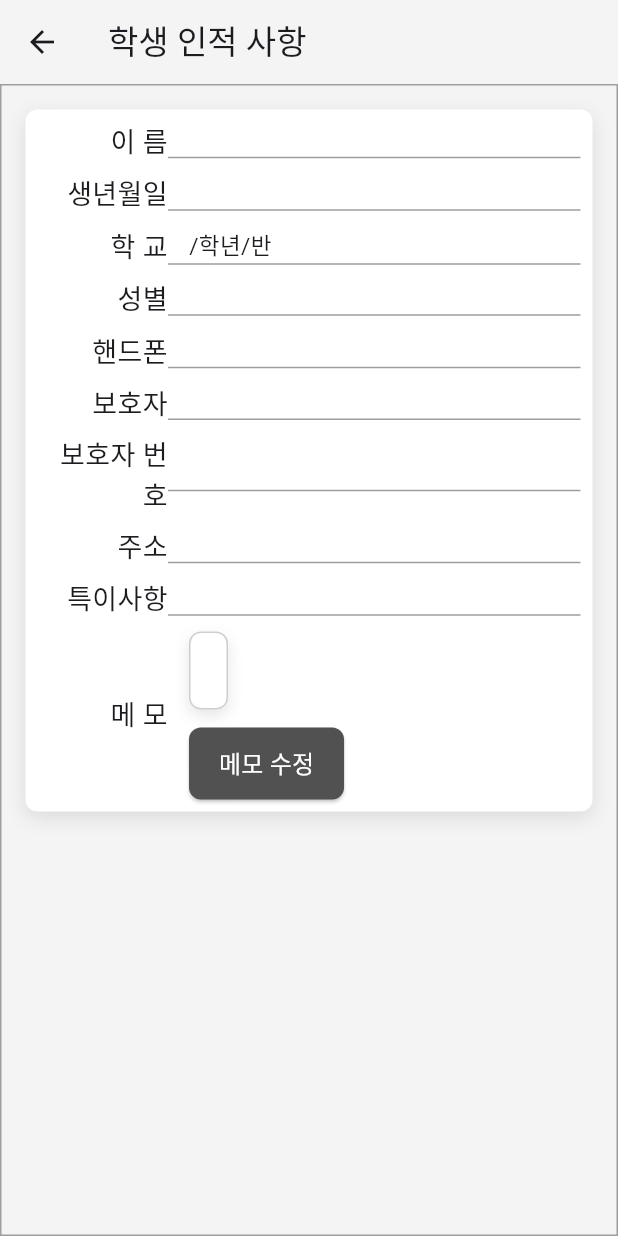
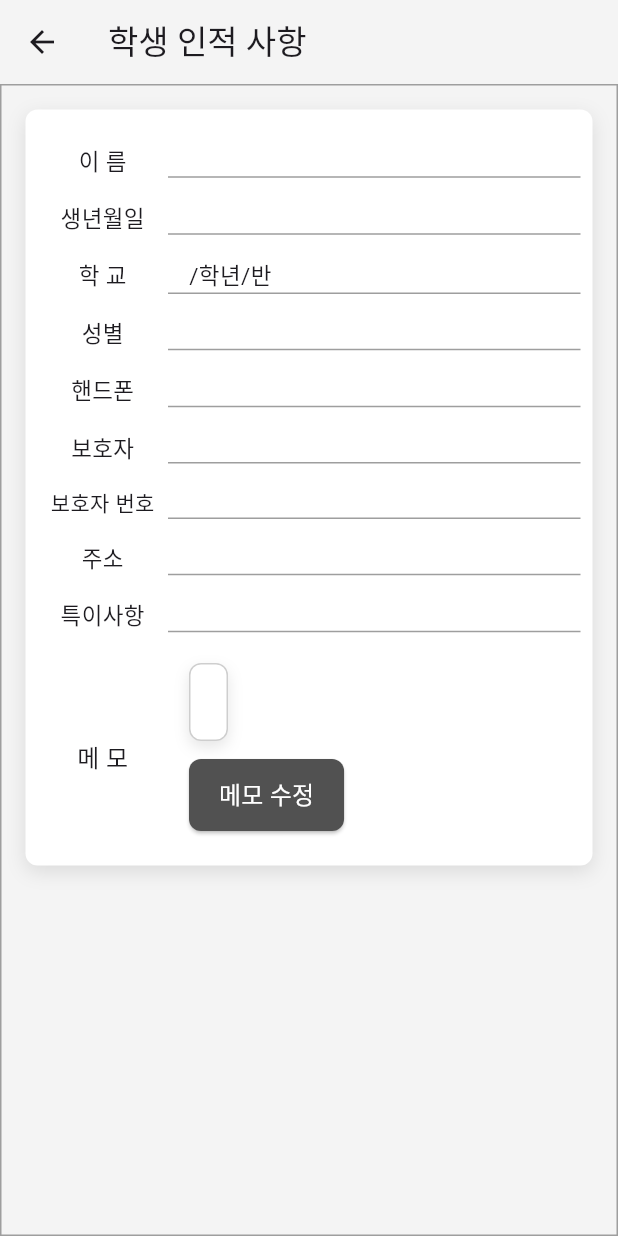
Before and after one commit to public-final-Project-PROJECT/DingDong-Flutter-for-Teacher, a Flutter app: the StudentDetailPage screen opened directly with empty values, on a phone screen of 412 x 824 dp. Run offline on Flutter 3.47's test engine with Material 3 defaults, Android fonts, the phone set to English and light mode, and no system bars; our stand-ins replace dio, file_picker, flutter_calendar_carousel, image_picker, permission_handler, table_calendar; missing offline and left inert: flutter_downloader.

Commit message:
학생 인적 사항 메모 모달 스타일 변경 & 학생 인정 사항 간 간격 확장

```diff
--- a/lib/dialog/student_dialog.dart
+++ b/lib/dialog/student_dialog.dart
@@ -30,6 +30,7 @@ class _StudentDialogState extends State<StudentDialog> {
   Widget build(BuildContext context) {
     return AlertDialog(
       title: Text("메모 수정"),
+      backgroundColor: Color(0xffFFFFFF),
       content: TextField(
         controller: _memoController,
         maxLines: 5,
@@ -46,6 +47,13 @@ class _StudentDialogState extends State<StudentDialog> {
             Navigator.of(context).pop(); // 모달 닫기
           },
           child: Text("취소"),
+          style: ElevatedButton.styleFrom(
+            backgroundColor: Color(0xff515151),  // 버튼 배경색 변경 (어둡게)
+            foregroundColor: Colors.white,  // 버튼 텍스트 색 변경 (흰색)
+            shape: RoundedRectangleBorder(  // 버튼 테두리 조절
+              borderRadius: BorderRadius.circular(8.0),  // 버튼 테두리 둥글기 조절 (네모로)
+            )
+          ),
         ),
         ElevatedButton(
           onPressed: () {
@@ -53,6 +61,13 @@ class _StudentDialogState extends State<StudentDialog> {
             Navigator.of(context).pop(); // 모달 닫기
           },
           child: Text("확인"),
+          style: ElevatedButton.styleFrom(  // '확인' 버튼 스타일 변경
+            backgroundColor: Color(0xff515151), // 버튼 배경색 어둡게 변경
+            foregroundColor: Colors.white,  // 버튼 텍스트 흰색으로 변경
+            shape: RoundedRectangleBorder(  // 버튼 테두리 조절
+              borderRadius: BorderRadius.circular(8.0), // 버튼 테두리 둥글기 조절 (네모로)
+            )
+          ),
         ),
       ],
     );
--- a/lib/screen/studentDetailPage.dart
+++ b/lib/screen/studentDetailPage.dart
@@ -65,11 +65,13 @@ class _StudentDetailPageState extends State<StudentDetailPage> {
               child: Column(
                 crossAxisAlignment: CrossAxisAlignment.start,
                 children: [
+                  SizedBox(height: 15),  // 학생 이름 상단 간격 확장
+                  // 전체적으로 학생 인적 사항 간 간격 확장
                   Row(
                     children: [
                       Container(
                         width: 87, // 텍스트 부분 고정 크기
-                        child: Text("이 름 ", style: TextStyle(fontSize: 18), textAlign: TextAlign.right),
+                        child: Text("이 름 ", style: TextStyle(fontSize: 15), textAlign: TextAlign.center),
                       ),
                       Expanded(
                         child: Container(
@@ -82,12 +84,12 @@ class _StudentDetailPageState extends State<StudentDetailPage> {
                       ),
                     ],
                   ),
-                  SizedBox(height: 8),
+                  SizedBox(height: 15),
                   Row(
                     children: [
                       Container(
                         width: 87,
-                        child: Text("생년월일 ", style: TextStyle(fontSize: 18), textAlign: TextAlign.right),
+                        child: Text("생년월일 ", style: TextStyle(fontSize: 15), textAlign: TextAlign.center),
                       ),
                       Expanded(
                         child: Container(
@@ -100,13 +102,13 @@ class _StudentDetailPageState extends State<StudentDetailPage> {
                       ),
                     ],
                   ),
-                  SizedBox(height: 8),
+                  SizedBox(height: 15),
                   // 학교
                   Row(
                     children: [
                       Container(
                         width: 87,
-                        child: Text("학 교 ", style: TextStyle(fontSize: 18), textAlign: TextAlign.right),
+                        child: Text("학 교 ", style: TextStyle(fontSize: 15), textAlign: TextAlign.center),
                       ),
                       Expanded(
                         child: Container(
@@ -119,12 +121,12 @@ class _StudentDetailPageState extends State<StudentDetailPage> {
                       ),
                     ],
                   ),
-                  SizedBox(height: 8),
+                  SizedBox(height: 15),
                   Row(
                     children: [
                       Container(
                         width: 87,
-                        child: Text("성별 ", style: TextStyle(fontSize: 18), textAlign: TextAlign.right),
+                        child: Text("성별 ", style: TextStyle(fontSize: 15), textAlign: TextAlign.center),
                       ),
                       Expanded(
                         child: Container(
@@ -137,12 +139,12 @@ class _StudentDetailPageState extends State<StudentDetailPage> {
                       ),
                     ],
                   ),
-                  SizedBox(height: 8),
+                  SizedBox(height: 15),
                   Row(
                     children: [
                       Container(
                         width: 87,
-                        child: Text("핸드폰 ", style: TextStyle(fontSize: 18), textAlign: TextAlign.right),
+                        child: Text("핸드폰 ", style: TextStyle(fontSize: 15), textAlign: TextAlign.center),
                       ),
                       Expanded(
                         child: Container(
@@ -155,12 +157,12 @@ class _StudentDetailPageState extends State<StudentDetailPage> {
                       ),
                     ],
                   ),
-                  SizedBox(height: 8),
+                  SizedBox(height: 15),
                   Row(
                     children: [
                       Container(
                         width: 87,
-                        child: Text("보호자", style: TextStyle(fontSize: 18), textAlign: TextAlign.right),
+                        child: Text("보호자", style: TextStyle(fontSize: 15), textAlign: TextAlign.center),
                       ),
                       Expanded(
                         child: Container(
@@ -173,12 +175,12 @@ class _StudentDetailPageState extends State<StudentDetailPage> {
                       ),
                     ],
                   ),
-                  SizedBox(height: 8),
+                  SizedBox(height: 15),
                   Row(
                     children: [
                       Container(
                         width: 87,
-                        child: Text("보호자 번호", style: TextStyle(fontSize: 18), textAlign: TextAlign.right),
+                        child: Text("보호자 번호", style: TextStyle(fontSize: 14), textAlign: TextAlign.center),
                       ),
                       Expanded(
                         child: Container(
@@ -191,12 +193,12 @@ class _StudentDetailPageState extends State<StudentDetailPage> {
                       ),
                     ],
                   ),
-                  SizedBox(height: 8),
+                  SizedBox(height: 15),
                   Row(
                     children: [
                       Container(
                         width: 87,
-                        child: Text("주소 ", style: TextStyle(fontSize: 18), textAlign: TextAlign.right),
+                        child: Text("주소 ", style: TextStyle(fontSize: 15), textAlign: TextAlign.center),
                       ),
                       Expanded(
                         child: Container(
@@ -209,13 +211,13 @@ class _StudentDetailPageState extends State<StudentDetailPage> {
                       ),
                     ],
                   ),
-                  SizedBox(height: 8),
+                  SizedBox(height: 15),
                   // 기타
                   Row(
                     children: [
                       Container(
                         width: 87,
-                        child: Text("특이사항 ", style: TextStyle(fontSize: 18), textAlign: TextAlign.right),
+                        child: Text("특이사항 ", style: TextStyle(fontSize: 15), textAlign: TextAlign.center),
                       ),
                       Expanded(
                         child: Container(
@@ -228,13 +230,13 @@ class _StudentDetailPageState extends State<StudentDetailPage> {
                       ),
                     ],
                   ),
-                  SizedBox(height: 8),
+                  SizedBox(height: 20),
                   // 메모
                   Row(
                     children: [
                       Container(
                         width: 87,
-                        child: Text("메 모 ", style: TextStyle(fontSize: 18), textAlign: TextAlign.right),
+                        child: Text("메 모 ", style: TextStyle(fontSize: 16), textAlign: TextAlign.center),
                       ),
                       Expanded(
                         child: Container(
@@ -285,6 +287,7 @@ class _StudentDetailPageState extends State<StudentDetailPage> {
                                   ),
                                 ),
                               ),
+                              SizedBox(height: 15)  // '메모 수정' 버튼 밑 간격 확장
                             ],
                           ),
                         ),
```
